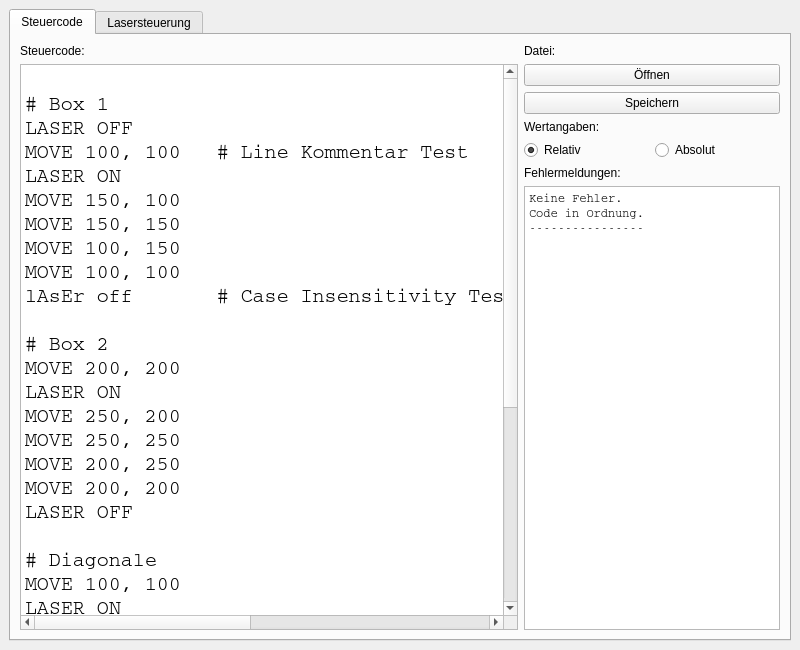
mrll/SWE-Projekt, file GUI/Lasercutter.ui: the form before one commit.
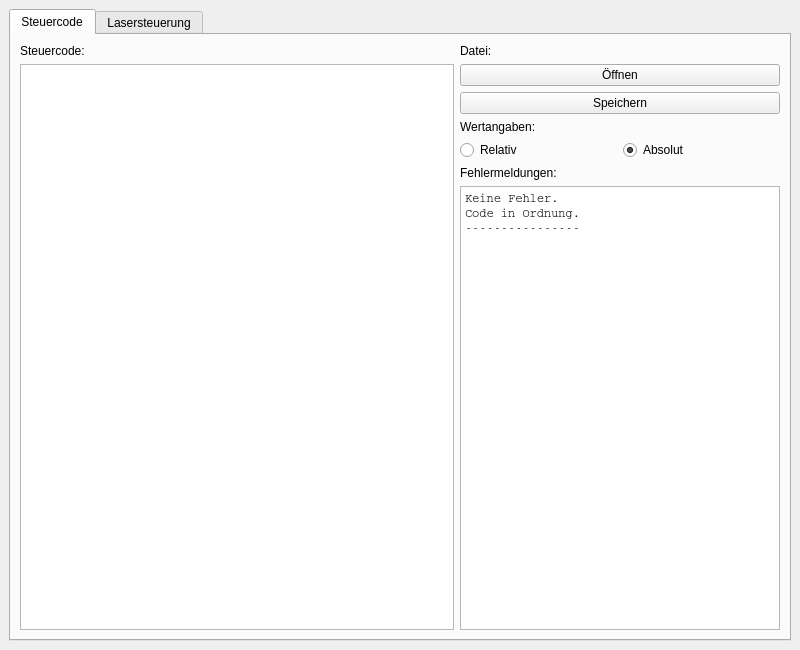
The form after the commit. The open tabs and pages were chosen to show the change.

What changed in the file:
```diff
--- a/GUI/Lasercutter.ui
+++ b/GUI/Lasercutter.ui
@@ -46,6 +46,19 @@
         <string>Steuercode</string>
        </attribute>
        <layout class="QGridLayout" name="gridLayout_3">
+        <item row="1" column="2" colspan="2">
+         <widget class="QPushButton" name="openButton">
+          <property name="maximumSize">
+           <size>
+            <width>320</width>
+            <height>16777215</height>
+           </size>
+          </property>
+          <property name="text">
+           <string>Öffnen</string>
+          </property>
+         </widget>
+        </item>
         <item row="0" column="0">
          <widget class="QLabel" name="label1">
           <property name="text">
@@ -53,124 +66,116 @@
           </property>
          </widget>
         </item>
-        <item row="0" column="1" colspan="2">
+        <item row="0" column="2" colspan="2">
          <widget class="QLabel" name="label2">
+          <property name="maximumSize">
+           <size>
+            <width>320</width>
+            <height>16777215</height>
+           </size>
+          </property>
           <property name="text">
            <string>Datei:</string>
           </property>
          </widget>
         </item>
-        <item row="1" column="0" rowspan="6">
-         <widget class="QPlainTextEdit" name="codeEditor">
-          <property name="sizePolicy">
-           <sizepolicy hsizetype="Expanding" vsizetype="Expanding">
-            <horstretch>0</horstretch>
-            <verstretch>0</verstretch>
-           </sizepolicy>
-          </property>
-          <property name="font">
-           <font>
-            <family>Courier</family>
-            <pointsize>15</pointsize>
-            <weight>50</weight>
-            <bold>false</bold>
-           </font>
-          </property>
-          <property name="layoutDirection">
-           <enum>Qt::LeftToRight</enum>
-          </property>
-          <property name="lineWrapMode">
-           <enum>QPlainTextEdit::NoWrap</enum>
-          </property>
-          <property name="plainText">
-           <string>
-# Box 1
-LASER OFF
-MOVE 100, 100   # Line Kommentar Test
-LASER ON
-MOVE 150, 100
-MOVE 150, 150
-MOVE 100, 150
-MOVE 100, 100
-lAsEr off       # Case Insensitivity Test
-
-# Box 2
-MOVE 200, 200
-LASER ON
-MOVE 250, 200
-MOVE 250, 250
-MOVE 200, 250
-MOVE 200, 200
-LASER OFF
-
-# Diagonale
-MOVE 100, 100
-LASER ON
-MOVE 250, 250
-LASER OFF
-
-# Fehler Test
-#
-# MVE 100, 100      # Typo                  (Unbekannter Befehl)        Fehlercode 1
-# MOVE 100 200      # Typo 2                (Kein Komma, Syntax)        Fehlercode 2
-# LASER 3           # Inkorrekter Befehl    (Falscher Parameter)        Fehlercode 3
-# MOVE ON, 250      # Inkorrekter Befehl 2  (Falscher Parameter)
-# LASER ON OFF      # Inkorrekter Befehl 3  (Zu viele Parameter)        Fehlercode 4
-# MOVE 100.2 234.4  # Inkorrekter Befehl 4  (Falscher Parametertyp)     Fehlercode 5
-       </string>
-          </property>
-         </widget>
-        </item>
-        <item row="1" column="1" colspan="2">
-         <widget class="QPushButton" name="openButton">
-          <property name="text">
-           <string>Öffnen</string>
-          </property>
-         </widget>
-        </item>
-        <item row="2" column="1" colspan="2">
+        <item row="2" column="2" colspan="2">
          <widget class="QPushButton" name="saveButton">
+          <property name="sizePolicy">
+           <sizepolicy hsizetype="Minimum" vsizetype="Fixed">
+            <horstretch>0</horstretch>
+            <verstretch>0</verstretch>
+           </sizepolicy>
+          </property>
+          <property name="maximumSize">
+           <size>
+            <width>320</width>
+            <height>16777215</height>
+           </size>
+          </property>
           <property name="text">
            <string>Speichern</string>
           </property>
          </widget>
         </item>
-        <item row="3" column="1" colspan="2">
+        <item row="3" column="2" colspan="2">
          <widget class="QLabel" name="label3">
+          <property name="maximumSize">
+           <size>
+            <width>320</width>
+            <height>16777215</height>
+           </size>
+          </property>
           <property name="text">
            <string>Wertangaben:</string>
           </property>
          </widget>
         </item>
-        <item row="4" column="1">
+        <item row="4" column="2">
          <widget class="QRadioButton" name="relativeRadioButton">
+          <property name="maximumSize">
+           <size>
+            <width>155</width>
+            <height>16777215</height>
+           </size>
+          </property>
           <property name="text">
            <string>Relativ</string>
           </property>
           <property name="checked">
-           <bool>true</bool>
+           <bool>false</bool>
           </property>
          </widget>
         </item>
-        <item row="4" column="2">
+        <item row="4" column="3">
          <widget class="QRadioButton" name="absoluteRadioButton">
+          <property name="maximumSize">
+           <size>
+            <width>155</width>
+            <height>16777215</height>
+           </size>
+          </property>
           <property name="text">
            <string>Absolut</string>
           </property>
           <property name="checked">
-           <bool>false</bool>
+           <bool>true</bool>
           </property>
          </widget>
         </item>
-        <item row="5" column="1" colspan="2">
+        <item row="5" column="2" colspan="2">
          <widget class="QLabel" name="label4">
+          <property name="maximumSize">
+           <size>
+            <width>320</width>
+            <height>16777215</height>
+           </size>
+          </property>
           <property name="text">
            <string>Fehlermeldungen:</string>
           </property>
          </widget>
         </item>
-        <item row="6" column="1" colspan="2">
+        <item row="6" column="2" colspan="2">
          <widget class="QPlainTextEdit" name="codeLog">
+          <property name="sizePolicy">
+           <sizepolicy hsizetype="Expanding" vsizetype="Expanding">
+            <horstretch>0</horstretch>
+            <verstretch>0</verstretch>
+           </sizepolicy>
+          </property>
+          <property name="minimumSize">
+           <size>
+            <width>320</width>
+            <height>0</height>
+           </size>
+          </property>
+          <property name="maximumSize">
+           <size>
+            <width>320</width>
+            <height>16777215</height>
+           </size>
+          </property>
           <property name="font">
            <font>
             <family>Courier</family>
@@ -187,6 +192,25 @@
           </property>
          </widget>
         </item>
+        <item row="1" column="0" rowspan="6" colspan="2">
+         <widget class="QTextEdit" name="codeEdit">
+          <property name="sizePolicy">
+           <sizepolicy hsizetype="Expanding" vsizetype="Expanding">
+            <horstretch>0</horstretch>
+            <verstretch>0</verstretch>
+           </sizepolicy>
+          </property>
+          <property name="font">
+           <font>
+            <family>Courier</family>
+            <pointsize>14</pointsize>
+           </font>
+          </property>
+          <property name="lineWrapMode">
+           <enum>QTextEdit::WidgetWidth</enum>
+          </property>
+         </widget>
+        </item>
        </layout>
       </widget>
       <widget class="QWidget" name="simTab">
```
Left out of the diff: 16 changed lines with no effect on the pictures.
